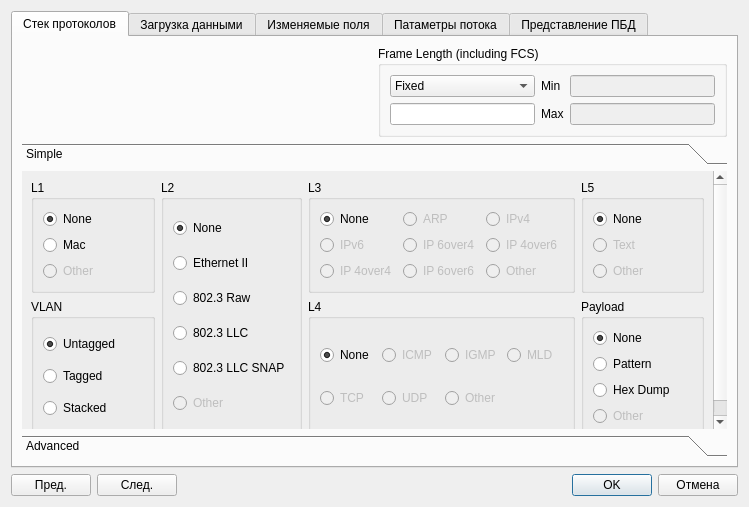
Qt form client/streamconfigdialog.ui (ksv141/NetTester) before a commit.
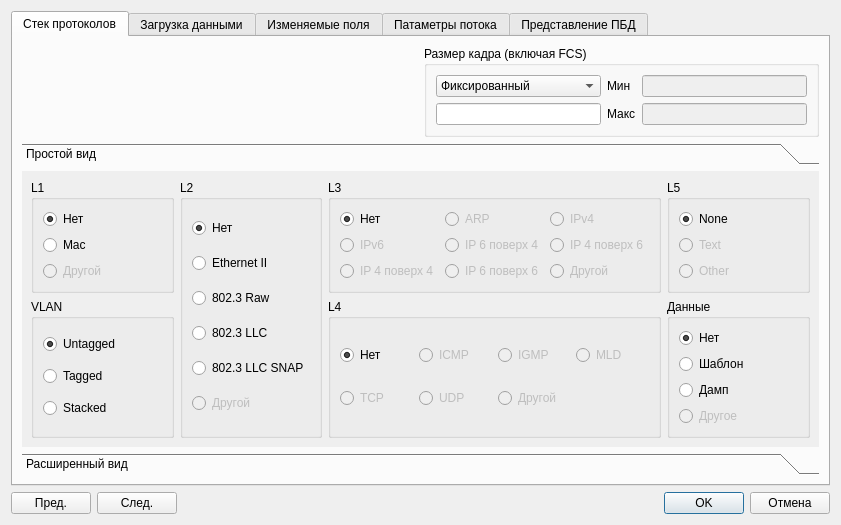
The same form after that commit. The open tabs and pages were chosen to show the change. Icons and pictures are not drawn. Custom widgets are drawn as their Qt base class.

The edit to the form file:
```diff
--- a/client/streamconfigdialog.ui
+++ b/client/streamconfigdialog.ui
@@ -9,8 +9,8 @@
    <rect>
     <x>0</x>
     <y>0</y>
-    <width>749</width>
-    <height>507</height>
+    <width>841</width>
+    <height>525</height>
    </rect>
   </property>
   <property name="sizePolicy">
@@ -67,14 +67,14 @@
        <item row="0" column="1">
         <widget class="QGroupBox" name="gbFrameLength">
          <property name="title">
-          <string>Frame Length (including FCS)</string>
+          <string>Размер кадра (включая FCS)</string>
          </property>
          <layout class="QGridLayout">
           <item row="0" column="0">
            <widget class="QComboBox" name="cmbPktLenMode">
             <item>
              <property name="text">
-              <string>Fixed</string>
+              <string>Фиксированный</string>
              </property>
             </item>
             <item>
@@ -97,7 +97,7 @@
           <item row="0" column="1">
            <widget class="QLabel" name="label_18">
             <property name="text">
-             <string>Min</string>
+             <string>Мин</string>
             </property>
            </widget>
           </item>
@@ -121,7 +121,7 @@
           <item row="1" column="1">
            <widget class="QLabel" name="label_19">
             <property name="text">
-             <string>Max</string>
+             <string>Макс</string>
             </property>
            </widget>
           </item>
@@ -148,12 +148,12 @@
            <rect>
             <x>0</x>
             <y>0</y>
-            <width>695</width>
-            <height>276</height>
+            <width>801</width>
+            <height>278</height>
            </rect>
           </property>
           <attribute name="label">
-           <string>Simple</string>
+           <string>Простой вид</string>
           </attribute>
           <layout class="QGridLayout">
            <item row="0" column="0">
@@ -165,7 +165,7 @@
               <item>
                <widget class="QRadioButton" name="rbL1None">
                 <property name="text">
-                 <string>None</string>
+                 <string>Нет</string>
                 </property>
                 <property name="checked">
                  <bool>true</bool>
@@ -188,7 +188,7 @@
                  <bool>false</bool>
                 </property>
                 <property name="text">
-                 <string>Other</string>
+                 <string>Другой</string>
                 </property>
                </widget>
               </item>
@@ -207,7 +207,7 @@
               <item>
                <widget class="QRadioButton" name="rbFtNone">
                 <property name="text">
-                 <string>None</string>
+                 <string>Нет</string>
                 </property>
                 <property name="checked">
                  <bool>true</bool>
@@ -254,7 +254,7 @@
                  <bool>false</bool>
                 </property>
                 <property name="text">
-                 <string>Other</string>
+                 <string>Другой</string>
                 </property>
                </widget>
               </item>
@@ -273,7 +273,7 @@
               <item row="0" column="0">
                <widget class="QRadioButton" name="rbL3None">
                 <property name="text">
-                 <string>None</string>
+                 <string>Нет</string>
                 </property>
                 <property name="checked">
                  <bool>true</bool>
@@ -319,7 +319,7 @@
                  <bool>false</bool>
                 </property>
                 <property name="text">
-                 <string>IP 6over4</string>
+                 <string>IP 6 поверх 4</string>
                 </property>
                 <property name="checked">
                  <bool>false</bool>
@@ -332,7 +332,7 @@
                  <bool>false</bool>
                 </property>
                 <property name="text">
-                 <string>IP 4over6</string>
+                 <string>IP 4 поверх 6</string>
                 </property>
                 <property name="checked">
                  <bool>false</bool>
@@ -345,7 +345,7 @@
                  <bool>false</bool>
                 </property>
                 <property name="text">
-                 <string>IP 4over4</string>
+                 <string>IP 4 поверх 4</string>
                 </property>
                 <property name="checked">
                  <bool>false</bool>
@@ -358,7 +358,7 @@
                  <bool>false</bool>
                 </property>
                 <property name="text">
-                 <string>IP 6over6</string>
+                 <string>IP 6 поверх 6</string>
                 </property>
                 <property name="checked">
                  <bool>false</bool>
@@ -371,7 +371,7 @@
                  <bool>false</bool>
                 </property>
                 <property name="text">
-                 <string>Other</string>
+                 <string>Другой</string>
                 </property>
                </widget>
               </item>
@@ -474,7 +474,7 @@
               <item row="0" column="0">
                <widget class="QRadioButton" name="rbL4None">
                 <property name="text">
-                 <string>None</string>
+                 <string>Нет</string>
                 </property>
                 <property name="checked">
                  <bool>true</bool>
@@ -527,7 +527,7 @@
                  <bool>false</bool>
                 </property>
                 <property name="text">
-                 <string>Other</string>
+                 <string>Другой</string>
                 </property>
                </widget>
               </item>
@@ -550,13 +550,13 @@
               <bool>true</bool>
              </property>
              <property name="title">
-              <string>Payload</string>
+              <string>Данные</string>
              </property>
              <layout class="QVBoxLayout">
               <item>
                <widget class="QRadioButton" name="rbPayloadNone">
                 <property name="text">
-                 <string>None</string>
+                 <string>Нет</string>
                 </property>
                 <property name="checked">
                  <bool>true</bool>
@@ -566,7 +566,7 @@
               <item>
                <widget class="QRadioButton" name="rbPayloadPattern">
                 <property name="text">
-                 <string>Pattern</string>
+                 <string>Шаблон</string>
                 </property>
                 <property name="checked">
                  <bool>false</bool>
@@ -576,7 +576,7 @@
               <item>
                <widget class="QRadioButton" name="rbPayloadHexDump">
                 <property name="text">
-                 <string>Hex Dump</string>
+                 <string>Дамп</string>
                 </property>
                </widget>
               </item>
@@ -586,7 +586,7 @@
                  <bool>false</bool>
                 </property>
                 <property name="text">
-                 <string>Other</string>
+                 <string>Другое</string>
                 </property>
                </widget>
               </item>
@@ -605,7 +605,7 @@
            </rect>
           </property>
           <attribute name="label">
-           <string>Advanced</string>
+           <string>Расширенный вид</string>
           </attribute>
           <layout class="QHBoxLayout">
            <item>
```
Left out of the diff: 54 changed lines with no effect on the pictures.
